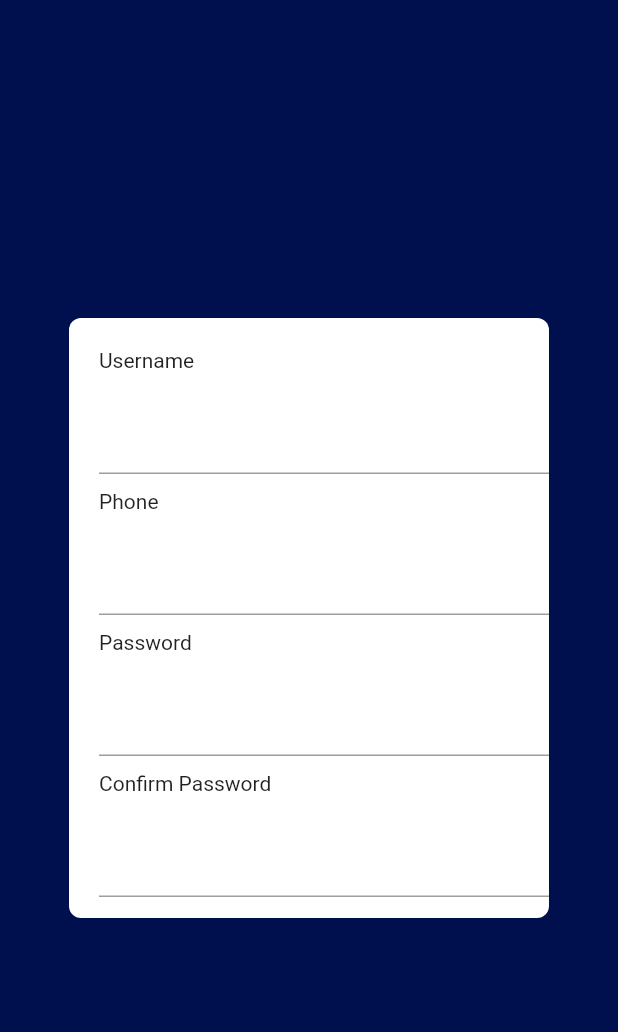
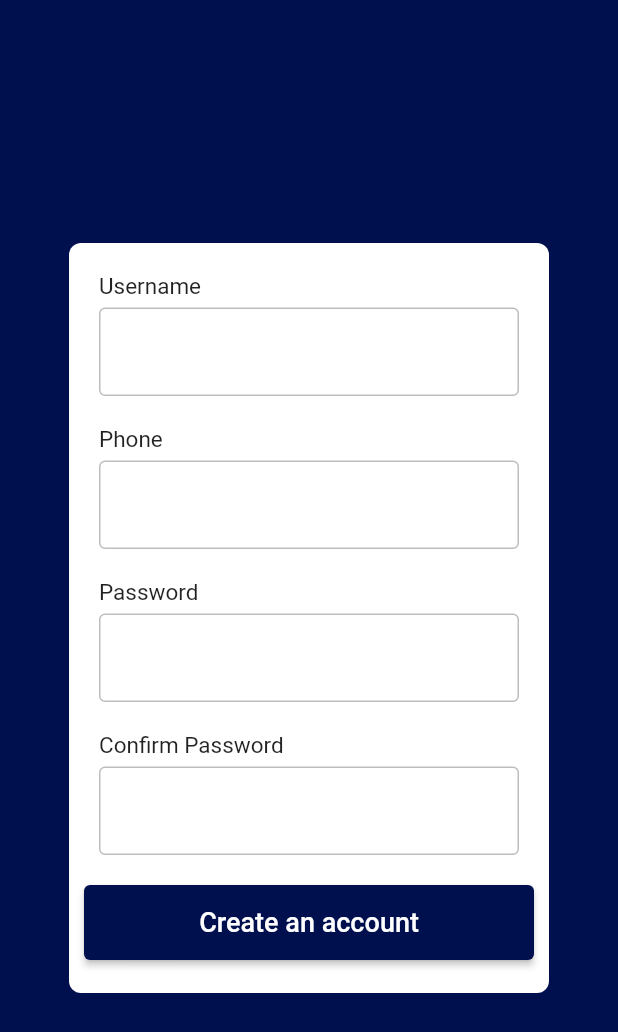
Before and after one commit to NDK1410/TNEX_Merchant, a Flutter app: the RegisterScreen screen opened by its route, on a phone screen of 412 x 824 dp. Shown: the top 1032 px of the screen. Run offline on Flutter 3.47's test engine with Material 2 defaults, Android fonts, the phone set to English and light mode, and no system bars.

Commit message:
Register-BloC

```diff
--- a/lib/src/BloC/RegisterBloC/RegisterBloc.dart
+++ b/lib/src/BloC/RegisterBloC/RegisterBloc.dart
@@ -1,6 +1,6 @@
-import 'dart:async';
-import 'package:bloc/bloc.dart';
-import 'package:flutter_bloc/flutter_bloc.dart';
-import 'package:tnexmerchant/src/validations/validation.dart';
+// import 'dart:async';
+// import 'package:bloc/bloc.dart';
+// import 'package:flutter_bloc/flutter_bloc.dart';
+// import 'package:tnexmerchant/src/validations/validation.dart';
 
-class RegisterBloc {}
+// class RegisterBloc {}
--- a/lib/src/screens/RegisterScreen.dart
+++ b/lib/src/screens/RegisterScreen.dart
@@ -19,7 +19,7 @@ class _RegisterScreenState extends State<RegisterScreen> {
             ),
             Center(
               child: Container(
-                height: 400,
+                height: 500,
                 width: 320,
                 decoration: BoxDecoration(
                   color: Colors.white,
@@ -30,35 +30,105 @@ class _RegisterScreenState extends State<RegisterScreen> {
                   children: <Widget>[
                     Padding(
                       padding: EdgeInsets.only(top: 20, left: 20),
-                      child: Text("Username"),
+                      child: Text("Username", style: TextStyle(fontSize: 15)),
+                    ),
+                    Padding(
+                      padding: EdgeInsets.only(top: 5, left: 20, right: 20),
+                      child: TextField(
+                        decoration: new InputDecoration(
+                          focusedBorder: OutlineInputBorder(
+                            borderSide: BorderSide(
+                                color: Colors.blueAccent, width: 1.0),
+                          ),
+                          enabledBorder: OutlineInputBorder(
+                            borderSide:
+                                BorderSide(color: Colors.grey[400], width: 1.0),
+                          ),
+                        ),
+                      ),
                     ),
                     Padding(
                       padding: EdgeInsets.only(top: 20, left: 20),
-                      child: TextFormField(),
+                      child: Text("Phone", style: TextStyle(fontSize: 15)),
                     ),
                     Padding(
-                      padding: EdgeInsets.only(top: 10, left: 20),
-                      child: Text("Phone"),
+                      padding: EdgeInsets.only(top: 5, left: 20, right: 20),
+                      child: TextField(
+                        decoration: new InputDecoration(
+                          focusedBorder: OutlineInputBorder(
+                            borderSide: BorderSide(
+                                color: Colors.blueAccent, width: 1.0),
+                          ),
+                          enabledBorder: OutlineInputBorder(
+                            borderSide:
+                                BorderSide(color: Colors.grey[400], width: 1.0),
+                          ),
+                        ),
+                      ),
                     ),
                     Padding(
                       padding: EdgeInsets.only(top: 20, left: 20),
-                      child: TextFormField(),
+                      child: Text("Password", style: TextStyle(fontSize: 15)),
                     ),
                     Padding(
-                      padding: EdgeInsets.only(top: 10, left: 20),
-                      child: Text("Password"),
+                      padding: EdgeInsets.only(top: 5, left: 20, right: 20),
+                      child: TextField(
+                        decoration: new InputDecoration(
+                          focusedBorder: OutlineInputBorder(
+                            borderSide: BorderSide(
+                                color: Colors.blueAccent, width: 1.0),
+                          ),
+                          enabledBorder: OutlineInputBorder(
+                            borderSide:
+                                BorderSide(color: Colors.grey[400], width: 1.0),
+                          ),
+                        ),
+                      ),
                     ),
                     Padding(
                       padding: EdgeInsets.only(top: 20, left: 20),
-                      child: TextFormField(),
+                      child: Text("Confirm Password",
+                          style: TextStyle(fontSize: 15)),
                     ),
                     Padding(
-                      padding: EdgeInsets.only(top: 10, left: 20),
-                      child: Text("Confirm Password"),
+                      padding: EdgeInsets.only(top: 5, left: 20, right: 20),
+                      child: TextField(
+                        decoration: new InputDecoration(
+                          focusedBorder: OutlineInputBorder(
+                            borderSide: BorderSide(
+                                color: Colors.blueAccent, width: 1.0),
+                          ),
+                          enabledBorder: OutlineInputBorder(
+                            borderSide:
+                                BorderSide(color: Colors.grey[400], width: 1.0),
+                          ),
+                        ),
+                      ),
                     ),
                     Padding(
-                      padding: EdgeInsets.only(top: 20, left: 20),
-                      child: TextFormField(),
+                      padding: EdgeInsets.only(top: 20, left: 10),
+                      child: SizedBox(
+                        height: 50,
+                        width: 300,
+                        child: RaisedButton(
+                          color: MyColors.secondary,
+                          shape: RoundedRectangleBorder(
+                            borderRadius: BorderRadius.all(
+                              Radius.circular(4),
+                            ),
+                          ),
+                          onPressed: () {
+                            // Navigator.pushNamed(context, '/register');
+                          },
+                          child: Text(
+                            "Create an account",
+                            style: TextStyle(
+                              color: Colors.white,
+                              fontSize: 18,
+                            ),
+                          ),
+                        ),
+                      ),
                     ),
                   ],
                 ),
--- a/lib/src/validations/validation.dart
+++ b/lib/src/validations/validation.dart
@@ -1,29 +1,29 @@
-class Validations {
-  static bool isValidUser(String user) {
-    return user != null && user.length > 6 && user.contains("@");
-  }
+// class Validations {
+//   static bool isValidUser(String user) {
+//     return user != null && user.length > 6 && user.contains("@");
+//   }
 
-  static bool isValidPass(String pass) {
-    return pass != null && pass.length > 6;
-  }
+//   static bool isValidPass(String pass) {
+//     return pass != null && pass.length > 6;
+//   }
 
-  static bool isValidAddress(String address) {
-    return address != null && address.length > 4;
-  }
+//   static bool isValidAddress(String address) {
+//     return address != null && address.length > 4;
+//   }
 
-  static bool isHaveLowerCase(String) {}
+//   static bool isHaveLowerCase(String) {}
 
-  static bool isMissingPassword(String) {}
+//   static bool isMissingPassword(String) {}
 
-  static bool isPhoneNumberNotFormat(String) {}
+//   static bool isPhoneNumberNotFormat(String) {}
 
-  static bool isMissingUserName(String) {}
+//   static bool isMissingUserName(String) {}
 
-  static bool needStrongerPassword(String) {}
+//   static bool needStrongerPassword(String) {}
 
-  static bool isHaveUpperCase(String) {}
+//   static bool isHaveUpperCase(String) {}
 
-  static bool contentNumberOrSpecialCharacters(String) {}
+//   static bool contentNumberOrSpecialCharacters(String) {}
 
-  static bool moreThan8characters(String) {}
-}
+//   static bool moreThan8characters(String) {}
+// }
```
